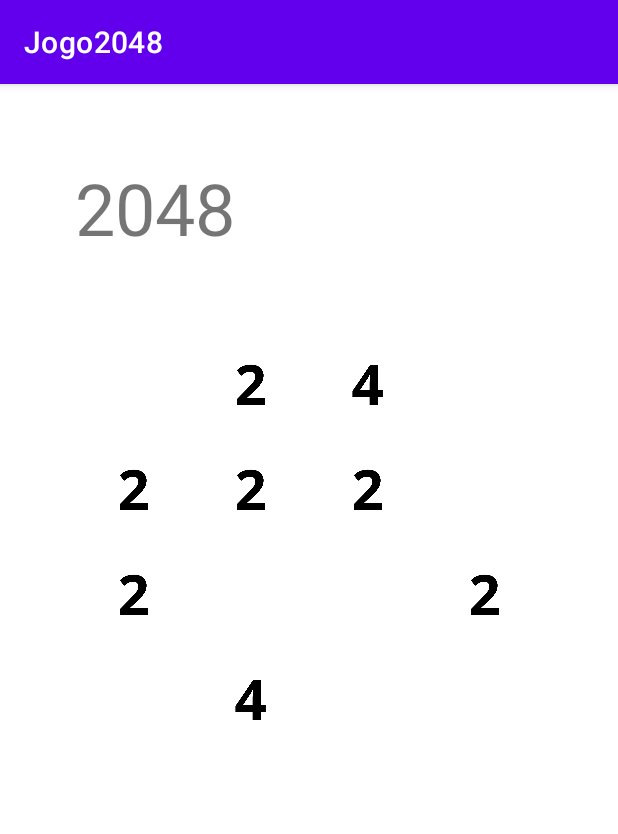
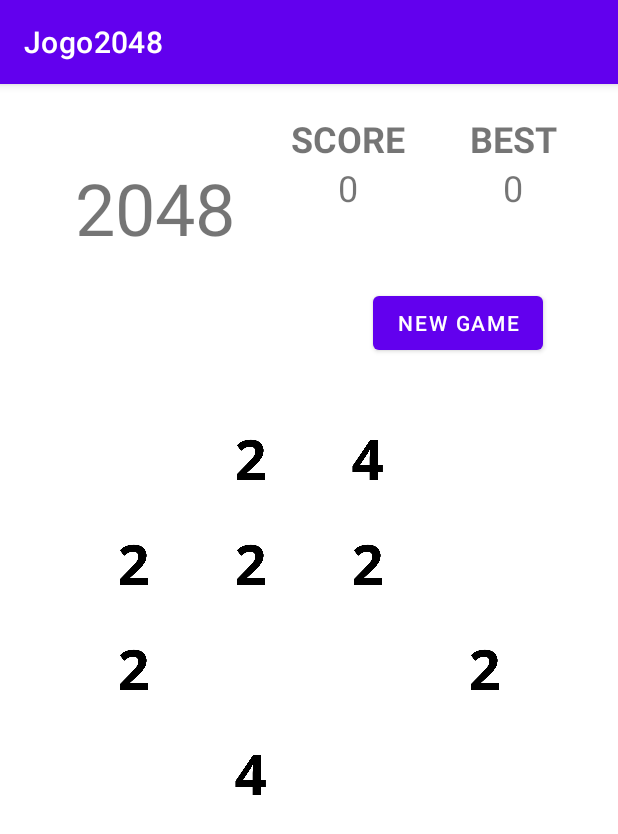
Before and after one commit to lunachtic/Jogo2048, an Android app: the screen it shows after launch (MainActivity), on a phone screen of 412 x 824 dp. Shown: the top 834 px of the screen. Run offline under Robolectric (Android 15) with nearby library versions, the phone set to English and light mode, and no system bars.

Commit message:
Criação: - SCORE: Placar atual do jogo - BEST: Melhor placar já obtido (salva em SharedPreferences) - New Game: Botão para reiniciar jogo Salvei algumas informações em strings.xml também

```diff
--- a/app/src/main/java/br/ucs/aula3/jogo2048/MainActivity.java
+++ b/app/src/main/java/br/ucs/aula3/jogo2048/MainActivity.java
@@ -4,10 +4,13 @@ import androidx.appcompat.app.AppCompatActivity;
 import androidx.core.content.res.ResourcesCompat;
 import androidx.core.view.GestureDetectorCompat;
 
+import android.content.SharedPreferences;
 import android.os.Bundle;
 import android.view.GestureDetector;
 import android.view.MotionEvent;
+import android.view.View;
 import android.widget.ImageView;
+import android.widget.TextView;
 
 import java.util.Arrays;
 
@@ -39,6 +42,12 @@ public class MainActivity extends AppCompatActivity {
             {false, false, false, false},
             {false, false, false, false}
     };
+
+    private int score = 0;
+    private int best = 0;
+    private TextView scoreTextView;
+    private TextView bestTextView;
+    SharedPreferences sharedPreferences;
     private final int[] numbers = {R.drawable.img0, R.drawable.img2, R.drawable.img4, R.drawable.img8,
                                     R.drawable.img16, R.drawable.img32, R.drawable.img64, R.drawable.img128,
                                     R.drawable.img256, R.drawable.img512, R.drawable.img1024, R.drawable.img2048};
@@ -54,9 +63,19 @@ public class MainActivity extends AppCompatActivity {
         super.onCreate(savedInstanceState);
         setContentView(R.layout.activity_main);
         mDetector = new GestureDetectorCompat(this, new MyGestureListener());
+
+        // Coleta referências por ID
         for (int i = 0; i < TAM; i++)
             for(int j = 0; j<TAM; j++)
                 this.images[i][j] = findViewById(ids[i][j]);
+        scoreTextView = findViewById(R.id.txtScore);
+        bestTextView = findViewById(R.id.txtBest);
+
+        // Recupera o BEST SCORE das SharedPreferences
+        sharedPreferences = getApplicationContext().getSharedPreferences("Game2048Preferences", MODE_PRIVATE);
+        this.best = sharedPreferences.getInt("best_score", 0);
+        this.bestTextView.setText(Integer.toString(best));
+
         updateImages();
     }
 
@@ -103,6 +122,7 @@ public class MainActivity extends AppCompatActivity {
             return result;
         }
     }
+
     private void zerarGridUsed() {
         for (int i = 0; i < TAM; i++) {
             Arrays.fill(this.gridUsed[i], false);
@@ -117,10 +137,10 @@ public class MainActivity extends AppCompatActivity {
         moveuAlgo =this.movimentaHorizontal(DIREITA) || moveuAlgo;
 
         if (moveuAlgo) {
+            this.updateScore();
             this.updateImages();
             this.spawnNewNumber();
         }
-        return;
     }
 
     public void onSwipeLeft() {
@@ -131,10 +151,10 @@ public class MainActivity extends AppCompatActivity {
         moveuAlgo =this.movimentaHorizontal(ESQUERDA) || moveuAlgo;
 
         if (moveuAlgo) {
+            this.updateScore();
             this.updateImages();
             this.spawnNewNumber();
         }
-        return;
     }
 
     public void onSwipeTop() {
@@ -143,11 +163,11 @@ public class MainActivity extends AppCompatActivity {
         moveuAlgo = this.movimentaVertical(CIMA) || moveuAlgo;
         moveuAlgo = this.somaVertical(CIMA) || moveuAlgo;
         moveuAlgo = this.movimentaVertical(CIMA) || moveuAlgo;
-        if(moveuAlgo){
+        if (moveuAlgo) {
+            this.updateScore();
             this.updateImages();
             this.spawnNewNumber();
         }
-        return;
     }
 
     public void onSwipeBottom() {
@@ -157,10 +177,10 @@ public class MainActivity extends AppCompatActivity {
         moveuAlgo = this.somaVertical(BAIXO) || moveuAlgo;
         moveuAlgo = this.movimentaVertical(BAIXO) || moveuAlgo;
         if (moveuAlgo) {
+            this.updateScore();
             this.updateImages();
             this.spawnNewNumber();
         }
-        return;
     }
 
     private boolean movimentaHorizontal (int direcao) {
@@ -193,6 +213,8 @@ public class MainActivity extends AppCompatActivity {
                     gridUsed[i][j + direcao] = moveuAlgo = true;
                     grid[i][j + direcao] = grid[i][j] * 2;
                     grid[i][j] = 0;
+
+                    score += grid[i][j + direcao];
                 }
             }
         }
@@ -229,10 +251,24 @@ public class MainActivity extends AppCompatActivity {
                     gridUsed[i - direcao][j] = moveuAlgo = true;
                     grid[i - direcao][j] = grid[i][j] * 2;
                     grid[i][j] = 0;
+
+                    score += grid[i - direcao][j];
                 }
             }
         }
         return moveuAlgo;
+    }
+
+    private void updateScore() {
+        this.scoreTextView.setText(Integer.toString(score));
+        if (score > best) {
+            best = score;
+            this.bestTextView.setText(Integer.toString(best));
+
+            SharedPreferences.Editor editor = sharedPreferences.edit();
+            editor.putInt("best_score", best);
+            editor.apply();
+        }
     }
 
     private void updateImages() {
@@ -242,13 +278,14 @@ public class MainActivity extends AppCompatActivity {
                 int pos = 0;
                 if (value > 0)
                     pos = (int) Math.round(Math.log(value)/Math.log(2));
-                MainActivity.this.images[i][j].setImageDrawable(ResourcesCompat.getDrawable(this.getResources(), numbers[pos], null));
+                this.images[i][j].setImageDrawable(ResourcesCompat.getDrawable(this.getResources(), numbers[pos], null));
             }
         }
         return;
     }
     private void spawnNewNumber() {
         int valor = (int) (Math.random() * 10);
+        // TODO: Verificar cenário onde não existe mais espaço disponível, deve encerrar o jogo
         while (true) {
             int linha = (int) (Math.random() * 4);
             int coluna = (int) (Math.random() * 4);
@@ -262,6 +299,20 @@ public class MainActivity extends AppCompatActivity {
             break;
         }
         this.updateImages();
-        return;
+    }
+
+    public void onNewGameClicked(View view) {
+        // Zera a grid
+        for (int i = 0; i < TAM; i++) {
+            Arrays.fill(this.grid[i], 0);
+        }
+        // Zera o score atual
+        this.score = 0;
+        this.updateScore();
+        // Spawna 2 números
+        this.spawnNewNumber();
+        this.spawnNewNumber();
+        // Atualiza a tela
+        updateImages();
     }
 }
--- a/app/src/main/res/layout/activity_main.xml
+++ b/app/src/main/res/layout/activity_main.xml
@@ -12,7 +12,7 @@
         android:layout_height="wrap_content"
         android:layout_marginStart="50dp"
         android:layout_marginTop="50dp"
-        android:text="2048"
+        android:text="@string/game_title"
         android:textSize="48sp"
         app:layout_constraintStart_toStartOf="parent"
         app:layout_constraintTop_toTopOf="parent" />
@@ -21,7 +21,7 @@
         android:layout_width="0dp"
         android:layout_height="0dp"
         android:layout_marginStart="50dp"
-        android:layout_marginTop="50dp"
+        android:layout_marginTop="100dp"
         android:layout_marginEnd="50dp"
         android:layout_marginBottom="50dp"
         app:layout_constraintBottom_toBottomOf="parent"
@@ -176,4 +176,62 @@
 
     </androidx.constraintlayout.widget.ConstraintLayout>
 
+    <TextView
+        android:id="@+id/txtScoreTitle"
+        android:layout_width="100dp"
+        android:layout_height="wrap_content"
+        android:layout_marginTop="20dp"
+        android:layout_marginEnd="10dp"
+        android:text="@string/score_title"
+        android:textAlignment="center"
+        android:textSize="24sp"
+        android:textStyle="bold"
+        app:layout_constraintEnd_toStartOf="@+id/txtBestTitle"
+        app:layout_constraintTop_toTopOf="parent" />
+
+    <TextView
+        android:id="@+id/txtScore"
+        android:layout_width="100dp"
+        android:layout_height="wrap_content"
+        android:text="0"
+        android:textAlignment="center"
+        android:textSize="24sp"
+        app:layout_constraintStart_toStartOf="@+id/txtScoreTitle"
+        app:layout_constraintTop_toBottomOf="@+id/txtScoreTitle" />
+
+    <TextView
+        android:id="@+id/txtBestTitle"
+        android:layout_width="100dp"
+        android:layout_height="wrap_content"
+        android:layout_marginTop="20dp"
+        android:layout_marginEnd="20dp"
+        android:text="@string/best_title"
+        android:textAlignment="center"
+        android:textSize="24sp"
+        android:textStyle="bold"
+        app:layout_constraintEnd_toEndOf="parent"
+        app:layout_constraintTop_toTopOf="parent" />
+
+    <TextView
+        android:id="@+id/txtBest"
+        android:layout_width="100dp"
+        android:layout_height="wrap_content"
+        android:text="0"
+        android:textAlignment="center"
+        android:textSize="24sp"
+        app:layout_constraintStart_toStartOf="@+id/txtBestTitle"
+        app:layout_constraintTop_toBottomOf="@+id/txtBestTitle" />
+
+    <Button
+        android:id="@+id/btnNewGame"
+        android:layout_width="wrap_content"
+        android:layout_height="wrap_content"
+        android:layout_marginTop="50dp"
+        android:layout_marginEnd="50dp"
+        android:onClick="onNewGameClicked"
+        android:text="@string/new_game"
+        android:textAlignment="center"
+        app:layout_constraintEnd_toEndOf="parent"
+        app:layout_constraintTop_toBottomOf="@+id/txtScore" />
+
 </androidx.constraintlayout.widget.ConstraintLayout>
--- a/app/src/main/res/values/strings.xml
+++ b/app/src/main/res/values/strings.xml
@@ -1,3 +1,7 @@
 <resources>
     <string name="app_name">Jogo2048</string>
+    <string name="game_title">2048</string>
+    <string name="score_title">SCORE</string>
+    <string name="best_title">BEST</string>
+    <string name="new_game">New Game</string>
 </resources>
```
